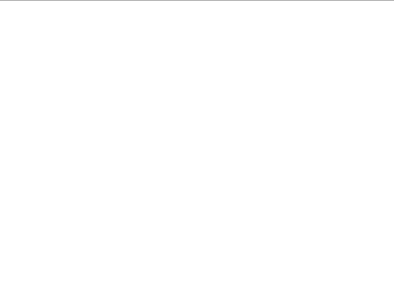
First picture: the form in ui/message.ui, repository geek2pm/simpleSerialTool, before the edit.
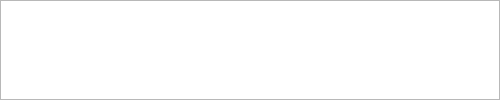
Second picture: the form after the edit.

The edit to the form file:
```diff
--- a/ui/message.ui
+++ b/ui/message.ui
@@ -6,8 +6,8 @@
    <rect>
     <x>0</x>
     <y>0</y>
-    <width>394</width>
-    <height>300</height>
+    <width>500</width>
+    <height>100</height>
    </rect>
   </property>
   <property name="windowTitle">
@@ -16,10 +16,10 @@
   <widget class="QTextBrowser" name="textBrowser">
    <property name="geometry">
     <rect>
-     <x>-3</x>
+     <x>0</x>
      <y>0</y>
-     <width>400</width>
-     <height>301</height>
+     <width>500</width>
+     <height>100</height>
     </rect>
    </property>
   </widget>
```
